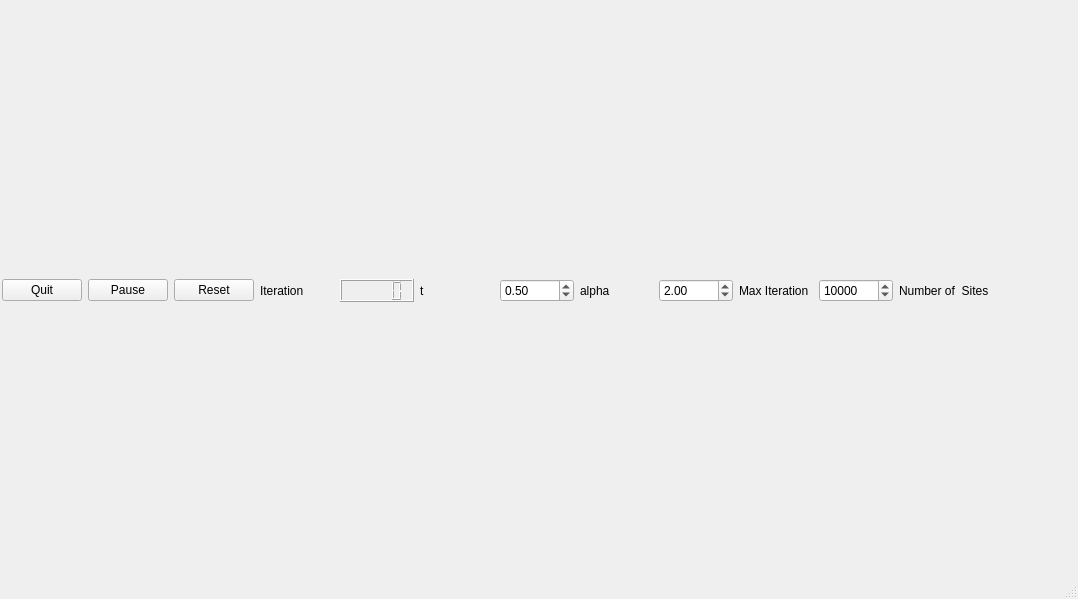
The window that codigos/QtRandon/cornerPercolation/mainwindow.ui (emiliobrazil/randomview) describes before a commit, drawn with Qt 5.
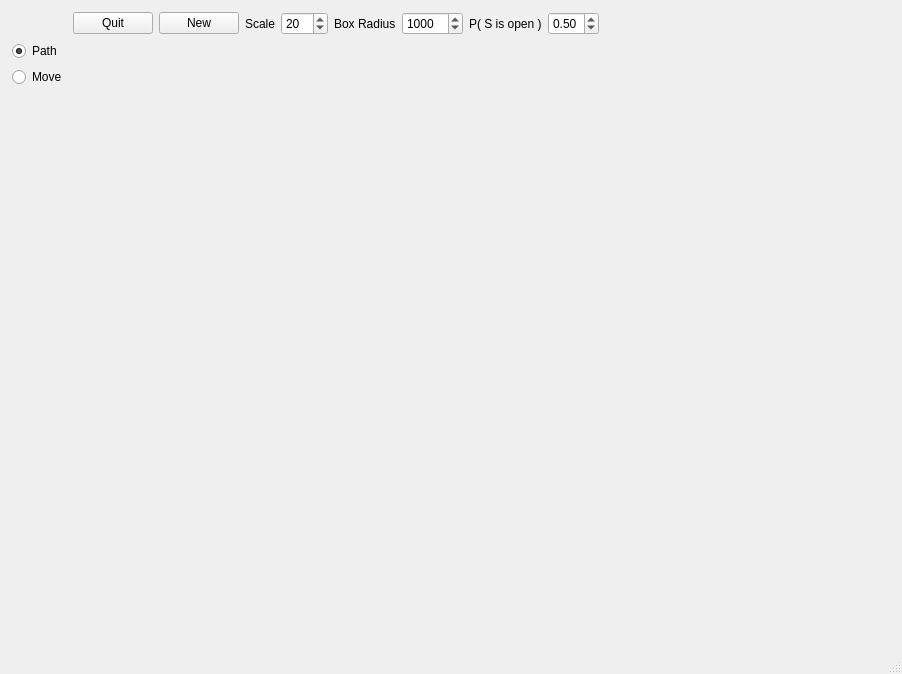
The same window after the commit.

Diff of the .ui file:
```diff
--- a/codigos/QtRandon/cornerPercolation/mainwindow.ui
+++ b/codigos/QtRandon/cornerPercolation/mainwindow.ui
@@ -6,10 +6,16 @@
    <rect>
     <x>0</x>
     <y>0</y>
-    <width>1078</width>
-    <height>599</height>
+    <width>902</width>
+    <height>674</height>
    </rect>
   </property>
+  <property name="maximumSize">
+   <size>
+    <width>1200</width>
+    <height>900</height>
+   </size>
+  </property>
   <property name="windowTitle">
    <string>MainWindow</string>
   </property>
@@ -23,113 +29,49 @@
    <widget class="QWidget" name="gridLayoutWidget">
     <property name="geometry">
      <rect>
-      <x>0</x>
+      <x>10</x>
       <y>10</y>
-      <width>1071</width>
-      <height>561</height>
+      <width>891</width>
+      <height>641</height>
      </rect>
     </property>
-    <layout class="QGridLayout" name="gridLayout">
+    <layout class="QGridLayout" name="gridLayout" rowstretch="0,0,0" columnstretch="0,0,0,0,0,0,0,0,0,0,0">
      <property name="sizeConstraint">
-      <enum>QLayout::SetNoConstraint</enum>
+      <enum>QLayout::SetMinimumSize</enum>
      </property>
      <property name="margin">
       <number>2</number>
      </property>
-     <item row="0" column="8">
-      <widget class="QDoubleSpinBox" name="tSpinBox">
-       <property name="singleStep">
-        <double>0.050000000000000</double>
-       </property>
-       <property name="value">
-        <double>0.500000000000000</double>
-       </property>
-      </widget>
-     </item>
-     <item row="0" column="10">
-      <widget class="QDoubleSpinBox" name="alphaSpinBox">
-       <property name="singleStep">
-        <double>0.100000000000000</double>
-       </property>
-       <property name="value">
-        <double>2.000000000000000</double>
-       </property>
-      </widget>
-     </item>
-     <item row="0" column="9">
-      <widget class="QLabel" name="label_4">
-       <property name="layoutDirection">
-        <enum>Qt::RightToLeft</enum>
-       </property>
-       <property name="text">
-        <string>alpha</string>
-       </property>
-      </widget>
-     </item>
-     <item row="0" column="7">
-      <widget class="QLabel" name="label_t">
-       <property name="layoutDirection">
-        <enum>Qt::RightToLeft</enum>
-       </property>
-       <property name="text">
-        <string>t</string>
-       </property>
-      </widget>
-     </item>
      <item row="0" column="3">
       <widget class="QPushButton" name="pauseButton">
        <property name="text">
-        <string>Pause</string>
+        <string>New</string>
+       </property>
+      </widget>
+     </item>
+     <item row="0" column="5">
+      <widget class="QSpinBox" name="scaleSpinBox">
+       <property name="minimum">
+        <number>1</number>
+       </property>
+       <property name="maximum">
+        <number>100</number>
+       </property>
+       <property name="singleStep">
+        <number>1</number>
+       </property>
+       <property name="value">
+        <number>20</number>
        </property>
       </widget>
      </item>
      <item row="0" column="4">
-      <widget class="QPushButton" name="resetButton">
-       <property name="text">
-        <string>Reset</string>
-       </property>
-      </widget>
-     </item>
-     <item row="0" column="12">
-      <widget class="QSpinBox" name="maxIterationSpinBox">
-       <property name="minimum">
-        <number>1</number>
-       </property>
-       <property name="maximum">
-        <number>100000</number>
-       </property>
-       <property name="singleStep">
-        <number>1000</number>
-       </property>
-       <property name="value">
-        <number>10000</number>
-       </property>
-      </widget>
-     </item>
-     <item row="0" column="11">
       <widget class="QLabel" name="label_3">
        <property name="text">
-        <string>Max Iteration</string>
+        <string>Scale</string>
        </property>
-      </widget>
-     </item>
-     <item row="0" column="5">
-      <widget class="QLabel" name="label_2">
-       <property name="text">
-        <string>Iteration</string>
-       </property>
-      </widget>
-     </item>
-     <item row="0" column="6">
-      <widget class="QLCDNumber" name="lcdNumber"/>
-     </item>
-     <item row="0" column="13">
-      <widget class="QLabel" name="label">
-       <property name="layoutDirection">
-        <enum>Qt::RightToLeft</enum>
-       </property>
-       <property name="text">
-        <string>Number of  Sites</string>
+       <property name="alignment">
+        <set>Qt::AlignRight|Qt::AlignTrailing|Qt::AlignVCenter</set>
        </property>
       </widget>
      </item>
@@ -140,13 +82,106 @@
        </property>
       </widget>
      </item>
-     <item row="1" column="2" colspan="13">
-      <layout class="QHBoxLayout" name="spaceGrid">
+     <item row="1" column="0">
+      <layout class="QVBoxLayout" name="verticalLayout">
        <property name="sizeConstraint">
-        <enum>QLayout::SetNoConstraint</enum>
+        <enum>QLayout::SetDefaultConstraint</enum>
        </property>
+       <item>
+        <widget class="QRadioButton" name="pathButton">
+         <property name="text">
+          <string>Path</string>
+         </property>
+         <property name="checked">
+          <bool>true</bool>
+         </property>
+        </widget>
+       </item>
+       <item>
+        <widget class="QRadioButton" name="moveButton">
+         <property name="text">
+          <string>Move</string>
+         </property>
+        </widget>
+       </item>
       </layout>
      </item>
+     <item row="1" column="2" rowspan="2" colspan="9">
+      <layout class="QHBoxLayout" name="spaceGrid" stretch="">
+       <property name="sizeConstraint">
+        <enum>QLayout::SetFixedSize</enum>
+       </property>
+      </layout>
+     </item>
+     <item row="2" column="0">
+      <spacer name="verticalSpacer">
+       <property name="orientation">
+        <enum>Qt::Vertical</enum>
+       </property>
+       <property name="sizeHint" stdset="0">
+        <size>
+         <width>20</width>
+         <height>40</height>
+        </size>
+       </property>
+      </spacer>
+     </item>
+     <item row="0" column="7">
+      <widget class="QSpinBox" name="boxRadiusSpinBox">
+       <property name="minimum">
+        <number>100</number>
+       </property>
+       <property name="maximum">
+        <number>10000</number>
+       </property>
+       <property name="singleStep">
+        <number>200</number>
+       </property>
+       <property name="value">
+        <number>1000</number>
+       </property>
+      </widget>
+     </item>
+     <item row="0" column="6">
+      <widget class="QLabel" name="label">
+       <property name="text">
+        <string>Box Radius</string>
+       </property>
+      </widget>
+     </item>
+     <item row="0" column="10">
+      <spacer name="horizontalSpacer">
+       <property name="orientation">
+        <enum>Qt::Horizontal</enum>
+       </property>
+       <property name="sizeHint" stdset="0">
+        <size>
+         <width>40</width>
+         <height>20</height>
+        </size>
+       </property>
+      </spacer>
+     </item>
+     <item row="0" column="8">
+      <widget class="QLabel" name="label_2">
+       <property name="text">
+        <string>P( S is open )</string>
+       </property>
+      </widget>
+     </item>
+     <item row="0" column="9">
+      <widget class="QDoubleSpinBox" name="probSpinBox">
+       <property name="maximum">
+        <double>1.000000000000000</double>
+       </property>
+       <property name="singleStep">
+        <double>0.010000000000000</double>
+       </property>
+       <property name="value">
+        <double>0.500000000000000</double>
+       </property>
+      </widget>
+     </item>
     </layout>
    </widget>
    <zorder>gridLayoutWidget</zorder>
```
Left out of the diff: 14 changed lines with no effect on the pictures.
